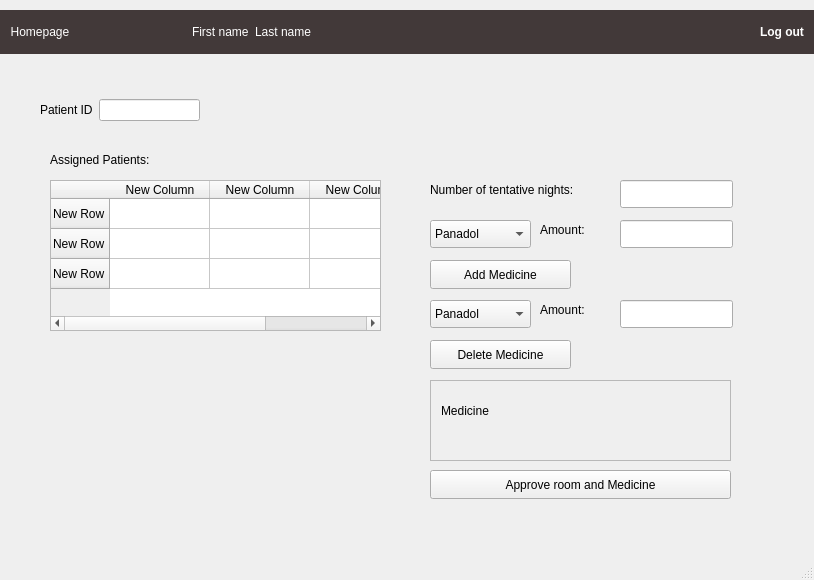
Old version of the form SalamtakProjCS2-9dc28a035728999ba67ea39cbed1fc082d830897/Salamtak Qt files/reception.ui in the repository ZeinNoureddin/SalamtakProject.
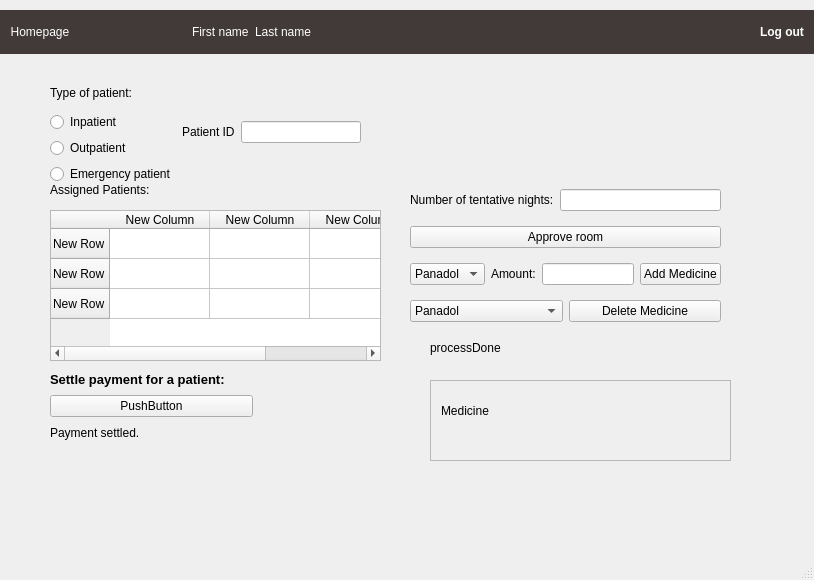
New version of the form.

Commit message: edited in the payment window, in the user window, added stuff from Rola, a lot of changes yaany

```diff
--- a/SalamtakProjCS2-9dc28a035728999ba67ea39cbed1fc082d830897/Salamtak Qt files/reception.ui
+++ b/SalamtakProjCS2-9dc28a035728999ba67ea39cbed1fc082d830897/Salamtak Qt files/reception.ui
@@ -165,7 +165,7 @@
     <property name="geometry">
      <rect>
       <x>50</x>
-      <y>180</y>
+      <y>210</y>
       <width>331</width>
       <height>151</height>
      </rect>
@@ -201,100 +201,6 @@
      </property>
     </column>
    </widget>
-   <widget class="QPushButton" name="pushButton">
-    <property name="geometry">
-     <rect>
-      <x>430</x>
-      <y>470</y>
-      <width>301</width>
-      <height>29</height>
-     </rect>
-    </property>
-    <property name="text">
-     <string>Approve room and Medicine</string>
-    </property>
-   </widget>
-   <widget class="QLabel" name="label">
-    <property name="geometry">
-     <rect>
-      <x>430</x>
-      <y>180</y>
-      <width>201</width>
-      <height>20</height>
-     </rect>
-    </property>
-    <property name="text">
-     <string>Number of tentative nights:</string>
-    </property>
-   </widget>
-   <widget class="QLineEdit" name="lineEdit">
-    <property name="geometry">
-     <rect>
-      <x>620</x>
-      <y>180</y>
-      <width>113</width>
-      <height>28</height>
-     </rect>
-    </property>
-   </widget>
-   <widget class="QComboBox" name="comboBox">
-    <property name="geometry">
-     <rect>
-      <x>430</x>
-      <y>300</y>
-      <width>101</width>
-      <height>28</height>
-     </rect>
-    </property>
-    <item>
-     <property name="text">
-      <string>Panadol</string>
-     </property>
-    </item>
-    <item>
-     <property name="text">
-      <string>Adol</string>
-     </property>
-    </item>
-    <item>
-     <property name="text">
-      <string>Brufen</string>
-     </property>
-    </item>
-    <item>
-     <property name="text">
-      <string>Streplis</string>
-     </property>
-    </item>
-    <item>
-     <property name="text">
-      <string>Zetrec</string>
-     </property>
-    </item>
-   </widget>
-   <widget class="QLineEdit" name="lineEdit_2">
-    <property name="geometry">
-     <rect>
-      <x>620</x>
-      <y>300</y>
-      <width>113</width>
-      <height>28</height>
-     </rect>
-    </property>
-   </widget>
-   <widget class="QLabel" name="label_2">
-    <property name="geometry">
-     <rect>
-      <x>540</x>
-      <y>300</y>
-      <width>71</width>
-      <height>20</height>
-     </rect>
-    </property>
-    <property name="text">
-     <string>Amount:</string>
-    </property>
-   </widget>
    <widget class="QScrollArea" name="scrollArea">
     <property name="geometry">
      <rect>
@@ -331,95 +237,11 @@
      </widget>
     </widget>
    </widget>
-   <widget class="QPushButton" name="pushButton_3">
-    <property name="geometry">
-     <rect>
-      <x>430</x>
-      <y>260</y>
-      <width>141</width>
-      <height>29</height>
-     </rect>
-    </property>
-    <property name="text">
-     <string>Add Medicine</string>
-    </property>
-   </widget>
-   <widget class="QPushButton" name="pushButton_6">
-    <property name="geometry">
-     <rect>
-      <x>430</x>
-      <y>340</y>
-      <width>141</width>
-      <height>29</height>
-     </rect>
-    </property>
-    <property name="text">
-     <string>Delete Medicine</string>
-    </property>
-   </widget>
-   <widget class="QLineEdit" name="lineEdit_3">
-    <property name="geometry">
-     <rect>
-      <x>620</x>
-      <y>220</y>
-      <width>113</width>
-      <height>28</height>
-     </rect>
-    </property>
-   </widget>
-   <widget class="QLabel" name="label_6">
-    <property name="geometry">
-     <rect>
-      <x>540</x>
-      <y>220</y>
-      <width>71</width>
-      <height>20</height>
-     </rect>
-    </property>
-    <property name="text">
-     <string>Amount:</string>
-    </property>
-   </widget>
-   <widget class="QComboBox" name="comboBox_2">
-    <property name="geometry">
-     <rect>
-      <x>430</x>
-      <y>220</y>
-      <width>101</width>
-      <height>28</height>
-     </rect>
-    </property>
-    <item>
-     <property name="text">
-      <string>Panadol</string>
-     </property>
-    </item>
-    <item>
-     <property name="text">
-      <string>Adol</string>
-     </property>
-    </item>
-    <item>
-     <property name="text">
-      <string>Brufen</string>
-     </property>
-    </item>
-    <item>
-     <property name="text">
-      <string>Streplis</string>
-     </property>
-    </item>
-    <item>
-     <property name="text">
-      <string>Zetrec</string>
-     </property>
-    </item>
-   </widget>
    <widget class="QLabel" name="label_7">
     <property name="geometry">
      <rect>
       <x>50</x>
-      <y>150</y>
+      <y>180</y>
       <width>151</width>
       <height>20</height>
      </rect>
@@ -431,13 +253,45 @@
    <widget class="QWidget" name="horizontalLayoutWidget">
     <property name="geometry">
      <rect>
-      <x>40</x>
-      <y>70</y>
-      <width>160</width>
-      <height>80</height>
+      <x>50</x>
+      <y>80</y>
+      <width>311</width>
+      <height>104</height>
      </rect>
     </property>
     <layout class="QHBoxLayout" name="horizontalLayout">
+     <item>
+      <layout class="QVBoxLayout" name="verticalLayout_3">
+       <item>
+        <widget class="QLabel" name="label_9">
+         <property name="text">
+          <string>Type of patient:</string>
+         </property>
+        </widget>
+       </item>
+       <item>
+        <widget class="QRadioButton" name="IPRadioButton">
+         <property name="text">
+          <string>Inpatient</string>
+         </property>
+        </widget>
+       </item>
+       <item>
+        <widget class="QRadioButton" name="OPRadioButton">
+         <property name="text">
+          <string>Outpatient</string>
+         </property>
+        </widget>
+       </item>
+       <item>
+        <widget class="QRadioButton" name="EPRadioButton">
+         <property name="text">
+          <string>Emergency patient</string>
+         </property>
+        </widget>
+       </item>
+      </layout>
+     </item>
      <item>
       <widget class="QLabel" name="label_8">
        <property name="text">
@@ -450,6 +304,183 @@
      </item>
     </layout>
    </widget>
+   <widget class="QWidget" name="verticalLayoutWidget">
+    <property name="geometry">
+     <rect>
+      <x>50</x>
+      <y>370</y>
+      <width>203</width>
+      <height>72</height>
+     </rect>
+    </property>
+    <layout class="QVBoxLayout" name="verticalLayout">
+     <item>
+      <widget class="QLabel" name="label_2">
+       <property name="font">
+        <font>
+         <pointsize>10</pointsize>
+         <italic>false</italic>
+         <bold>true</bold>
+         <strikeout>false</strikeout>
+        </font>
+       </property>
+       <property name="text">
+        <string>Settle payment for a patient:</string>
+       </property>
+      </widget>
+     </item>
+     <item>
+      <widget class="QPushButton" name="settlePaymentButton">
+       <property name="text">
+        <string>PushButton</string>
+       </property>
+      </widget>
+     </item>
+     <item>
+      <widget class="QLabel" name="paymentSettledLabel">
+       <property name="text">
+        <string>Payment settled. </string>
+       </property>
+      </widget>
+     </item>
+    </layout>
+   </widget>
+   <widget class="QWidget" name="verticalLayoutWidget_2">
+    <property name="geometry">
+     <rect>
+      <x>410</x>
+      <y>180</y>
+      <width>311</width>
+      <height>151</height>
+     </rect>
+    </property>
+    <layout class="QVBoxLayout" name="verticalLayout_2">
+     <item>
+      <layout class="QHBoxLayout" name="horizontalLayout_5">
+       <item>
+        <widget class="QLabel" name="label">
+         <property name="text">
+          <string>Number of tentative nights:</string>
+         </property>
+        </widget>
+       </item>
+       <item>
+        <widget class="QLineEdit" name="numOfTentNightsTxt"/>
+       </item>
+      </layout>
+     </item>
+     <item>
+      <widget class="QPushButton" name="approveRoomButton">
+       <property name="text">
+        <string>Approve room</string>
+       </property>
+      </widget>
+     </item>
+     <item>
+      <layout class="QHBoxLayout" name="horizontalLayout_4">
+       <item>
+        <widget class="QComboBox" name="medicineToAdd">
+         <item>
+          <property name="text">
+           <string>Panadol</string>
+          </property>
+         </item>
+         <item>
+          <property name="text">
+           <string>Adol</string>
+          </property>
+         </item>
+         <item>
+          <property name="text">
+           <string>Brufen</string>
+          </property>
+         </item>
+         <item>
+          <property name="text">
+           <string>Streplis</string>
+          </property>
+         </item>
+         <item>
+          <property name="text">
+           <string>Zetrec</string>
+          </property>
+         </item>
+        </widget>
+       </item>
+       <item>
+        <widget class="QLabel" name="label_6">
+         <property name="text">
+          <string>Amount:</string>
+         </property>
+        </widget>
+       </item>
+       <item>
+        <widget class="QLineEdit" name="medAmountTxt"/>
+       </item>
+       <item>
+        <widget class="QPushButton" name="addMedicineButton">
+         <property name="text">
+          <string>Add Medicine</string>
+         </property>
+        </widget>
+       </item>
+      </layout>
+     </item>
+     <item>
+      <layout class="QHBoxLayout" name="horizontalLayout_3">
+       <item>
+        <widget class="QComboBox" name="medicineToDelete">
+         <item>
+          <property name="text">
+           <string>Panadol</string>
+          </property>
+         </item>
+         <item>
+          <property name="text">
+           <string>Adol</string>
+          </property>
+         </item>
+         <item>
+          <property name="text">
+           <string>Brufen</string>
+          </property>
+         </item>
+         <item>
+          <property name="text">
+           <string>Streplis</string>
+          </property>
+         </item>
+         <item>
+          <property name="text">
+           <string>Zetrec</string>
+          </property>
+         </item>
+        </widget>
+       </item>
+       <item>
+        <widget class="QPushButton" name="deleteMedicineButton">
+         <property name="text">
+          <string>Delete Medicine</string>
+         </property>
+        </widget>
+       </item>
+      </layout>
+     </item>
+    </layout>
+   </widget>
+   <widget class="QLabel" name="processDone">
+    <property name="geometry">
+     <rect>
+      <x>430</x>
+      <y>340</y>
+      <width>101</width>
+      <height>16</height>
+     </rect>
+    </property>
+    <property name="text">
+     <string>processDone</string>
+    </property>
+   </widget>
   </widget>
   <widget class="QMenuBar" name="menubar">
    <property name="geometry">
```
The commit also changes 26 other files.
